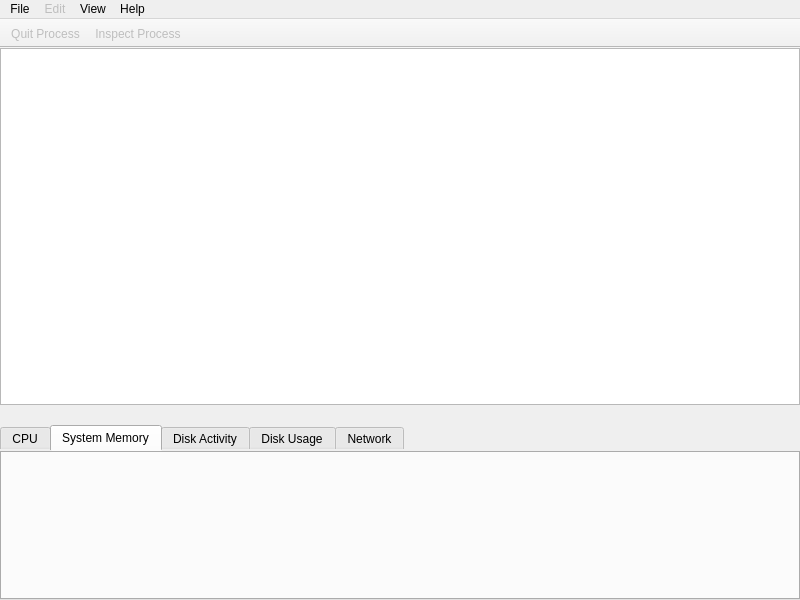
First picture: the form in Under Construction/Activity Monitor.app/Resources/ui/main_window.ui, repository helloSystem/Utilities, before the edit.
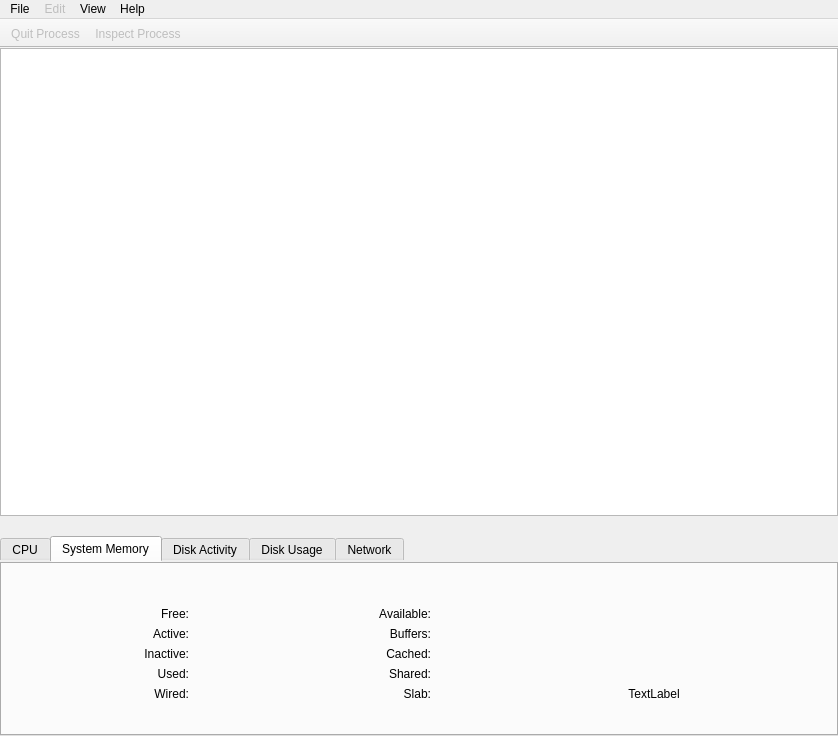
Second picture: the form after the edit. The open tabs and pages were chosen to show the change. Icons and pictures are not drawn. Custom widgets are drawn as their Qt base class.

Commit message: Plug System Memory Tab

Patch:
```diff
--- a/Under Construction/Activity Monitor.app/Resources/ui/main_window.ui
+++ b/Under Construction/Activity Monitor.app/Resources/ui/main_window.ui
@@ -6,8 +6,8 @@
    <rect>
     <x>0</x>
     <y>0</y>
-    <width>800</width>
-    <height>600</height>
+    <width>838</width>
+    <height>736</height>
    </rect>
   </property>
   <property name="windowTitle">
@@ -483,6 +483,375 @@
        <attribute name="title">
         <string>System Memory</string>
        </attribute>
+       <layout class="QVBoxLayout" name="verticalLayout_3">
+        <property name="leftMargin">
+         <number>0</number>
+        </property>
+        <property name="topMargin">
+         <number>25</number>
+        </property>
+        <property name="rightMargin">
+         <number>0</number>
+        </property>
+        <property name="bottomMargin">
+         <number>0</number>
+        </property>
+        <item>
+         <layout class="QVBoxLayout" name="SystemMemoryMainVLayout">
+          <property name="spacing">
+           <number>6</number>
+          </property>
+          <item>
+           <layout class="QGridLayout" name="SystemMemorygridLayout">
+            <item row="4" column="1">
+             <widget class="QLabel" name="label_used">
+              <property name="text">
+               <string>Used:</string>
+              </property>
+              <property name="alignment">
+               <set>Qt::AlignRight|Qt::AlignTrailing|Qt::AlignVCenter</set>
+              </property>
+             </widget>
+            </item>
+            <item row="1" column="5" alignment="Qt::AlignRight|Qt::AlignVCenter">
+             <widget class="QLabel" name="label_available">
+              <property name="text">
+               <string>Available:</string>
+              </property>
+              <property name="alignment">
+               <set>Qt::AlignRight|Qt::AlignTrailing|Qt::AlignVCenter</set>
+              </property>
+             </widget>
+            </item>
+            <item row="3" column="4" alignment="Qt::AlignLeft">
+             <widget class="ColorButton" name="color_picker_inactive_value" native="true"/>
+            </item>
+            <item row="1" column="7">
+             <widget class="QLabel" name="label_available_value">
+              <property name="text">
+               <string/>
+              </property>
+              <property name="alignment">
+               <set>Qt::AlignRight|Qt::AlignTrailing|Qt::AlignVCenter</set>
+              </property>
+             </widget>
+            </item>
+            <item row="1" column="1">
+             <widget class="QLabel" name="label_free">
+              <property name="text">
+               <string>Free:</string>
+              </property>
+              <property name="alignment">
+               <set>Qt::AlignRight|Qt::AlignTrailing|Qt::AlignVCenter</set>
+              </property>
+             </widget>
+            </item>
+            <item row="2" column="3">
+             <widget class="QLabel" name="label_active_value">
+              <property name="text">
+               <string/>
+              </property>
+              <property name="alignment">
+               <set>Qt::AlignRight|Qt::AlignTrailing|Qt::AlignVCenter</set>
+              </property>
+             </widget>
+            </item>
+            <item row="3" column="1">
+             <widget class="QLabel" name="label_inactive">
+              <property name="text">
+               <string>Inactive:</string>
+              </property>
+              <property name="alignment">
+               <set>Qt::AlignRight|Qt::AlignTrailing|Qt::AlignVCenter</set>
+              </property>
+             </widget>
+            </item>
+            <item row="5" column="4" alignment="Qt::AlignLeft">
+             <widget class="ColorButton" name="color_picker_wired_value" native="true"/>
+            </item>
+            <item row="2" column="1">
+             <widget class="QLabel" name="label_active">
+              <property name="text">
+               <string>Active:</string>
+              </property>
+              <property name="alignment">
+               <set>Qt::AlignRight|Qt::AlignTrailing|Qt::AlignVCenter</set>
+              </property>
+             </widget>
+            </item>
+            <item row="0" column="4">
+             <spacer name="horizontalSpacer_2">
+              <property name="orientation">
+               <enum>Qt::Horizontal</enum>
+              </property>
+              <property name="sizeType">
+               <enum>QSizePolicy::MinimumExpanding</enum>
+              </property>
+              <property name="sizeHint" stdset="0">
+               <size>
+                <width>40</width>
+                <height>20</height>
+               </size>
+              </property>
+             </spacer>
+            </item>
+            <item row="3" column="3">
+             <widget class="QLabel" name="label_inactive_value">
+              <property name="text">
+               <string/>
+              </property>
+              <property name="alignment">
+               <set>Qt::AlignRight|Qt::AlignTrailing|Qt::AlignVCenter</set>
+              </property>
+             </widget>
+            </item>
+            <item row="1" column="3">
+             <widget class="QLabel" name="label_free_value">
+              <property name="styleSheet">
+               <string notr="true">QToolTip { color: #ffffff; border: 0px; }</string>
+              </property>
+              <property name="text">
+               <string/>
+              </property>
+              <property name="alignment">
+               <set>Qt::AlignRight|Qt::AlignTrailing|Qt::AlignVCenter</set>
+              </property>
+             </widget>
+            </item>
+            <item row="5" column="3">
+             <widget class="QLabel" name="label_wired_value">
+              <property name="text">
+               <string/>
+              </property>
+              <property name="alignment">
+               <set>Qt::AlignRight|Qt::AlignTrailing|Qt::AlignVCenter</set>
+              </property>
+             </widget>
+            </item>
+            <item row="0" column="0">
+             <spacer name="horizontalSpacer_8">
+              <property name="orientation">
+               <enum>Qt::Horizontal</enum>
+              </property>
+              <property name="sizeHint" stdset="0">
+               <size>
+                <width>40</width>
+                <height>20</height>
+               </size>
+              </property>
+             </spacer>
+            </item>
+            <item row="5" column="1">
+             <widget class="QLabel" name="label_wired">
+              <property name="text">
+               <string>Wired:</string>
+              </property>
+              <property name="alignment">
+               <set>Qt::AlignRight|Qt::AlignTrailing|Qt::AlignVCenter</set>
+              </property>
+             </widget>
+            </item>
+            <item row="2" column="7">
+             <widget class="QLabel" name="label_buffers_value">
+              <property name="text">
+               <string/>
+              </property>
+              <property name="alignment">
+               <set>Qt::AlignRight|Qt::AlignTrailing|Qt::AlignVCenter</set>
+              </property>
+             </widget>
+            </item>
+            <item row="0" column="2">
+             <spacer name="horizontalSpacer_9">
+              <property name="orientation">
+               <enum>Qt::Horizontal</enum>
+              </property>
+              <property name="sizeType">
+               <enum>QSizePolicy::Preferred</enum>
+              </property>
+              <property name="sizeHint" stdset="0">
+               <size>
+                <width>20</width>
+                <height>20</height>
+               </size>
+              </property>
+             </spacer>
+            </item>
+            <item row="1" column="4" alignment="Qt::AlignLeft">
+             <widget class="ColorButton" name="color_picker_free_value" native="true"/>
+            </item>
+            <item row="2" column="5" alignment="Qt::AlignRight|Qt::AlignVCenter">
+             <widget class="QLabel" name="label_buffers">
+              <property name="text">
+               <string>Buffers:</string>
+              </property>
+              <property name="alignment">
+               <set>Qt::AlignRight|Qt::AlignTrailing|Qt::AlignVCenter</set>
+              </property>
+             </widget>
+            </item>
+            <item row="0" column="8">
+             <spacer name="horizontalSpacer_10">
+              <property name="orientation">
+               <enum>Qt::Horizontal</enum>
+              </property>
+              <property name="sizeType">
+               <enum>QSizePolicy::MinimumExpanding</enum>
+              </property>
+              <property name="sizeHint" stdset="0">
+               <size>
+                <width>40</width>
+                <height>20</height>
+               </size>
+              </property>
+             </spacer>
+            </item>
+            <item row="4" column="3">
+             <widget class="QLabel" name="label_used_value">
+              <property name="text">
+               <string/>
+              </property>
+              <property name="alignment">
+               <set>Qt::AlignRight|Qt::AlignTrailing|Qt::AlignVCenter</set>
+              </property>
+             </widget>
+            </item>
+            <item row="0" column="10">
+             <spacer name="horizontalSpacer_11">
+              <property name="orientation">
+               <enum>Qt::Horizontal</enum>
+              </property>
+              <property name="sizeHint" stdset="0">
+               <size>
+                <width>40</width>
+                <height>20</height>
+               </size>
+              </property>
+             </spacer>
+            </item>
+            <item row="2" column="4" alignment="Qt::AlignLeft">
+             <widget class="ColorButton" name="color_picker_active_value" native="true"/>
+            </item>
+            <item row="0" column="6">
+             <spacer name="horizontalSpacer_12">
+              <property name="orientation">
+               <enum>Qt::Horizontal</enum>
+              </property>
+              <property name="sizeType">
+               <enum>QSizePolicy::Preferred</enum>
+              </property>
+              <property name="sizeHint" stdset="0">
+               <size>
+                <width>20</width>
+                <height>20</height>
+               </size>
+              </property>
+             </spacer>
+            </item>
+            <item row="3" column="5">
+             <widget class="QLabel" name="label_cached">
+              <property name="text">
+               <string>Cached:</string>
+              </property>
+              <property name="alignment">
+               <set>Qt::AlignRight|Qt::AlignTrailing|Qt::AlignVCenter</set>
+              </property>
+             </widget>
+            </item>
+            <item row="4" column="5">
+             <widget class="QLabel" name="label_shared">
+              <property name="text">
+               <string>Shared:</string>
+              </property>
+              <property name="alignment">
+               <set>Qt::AlignRight|Qt::AlignTrailing|Qt::AlignVCenter</set>
+              </property>
+             </widget>
+            </item>
+            <item row="5" column="5">
+             <widget class="QLabel" name="label_slab">
+              <property name="text">
+               <string>Slab:</string>
+              </property>
+              <property name="alignment">
+               <set>Qt::AlignRight|Qt::AlignTrailing|Qt::AlignVCenter</set>
+              </property>
+             </widget>
+            </item>
+            <item row="3" column="7">
+             <widget class="QLabel" name="label_cached_value">
+              <property name="text">
+               <string/>
+              </property>
+              <property name="alignment">
+               <set>Qt::AlignRight|Qt::AlignTrailing|Qt::AlignVCenter</set>
+              </property>
+             </widget>
+            </item>
+            <item row="5" column="7">
+             <widget class="QLabel" name="label_slab_value">
+              <property name="text">
+               <string/>
+              </property>
+              <property name="alignment">
+               <set>Qt::AlignRight|Qt::AlignTrailing|Qt::AlignVCenter</set>
+              </property>
+             </widget>
+            </item>
+            <item row="4" column="7">
+             <widget class="QLabel" name="label_shared_value">
+              <property name="text">
+               <string/>
+              </property>
+              <property name="alignment">
+               <set>Qt::AlignRight|Qt::AlignTrailing|Qt::AlignVCenter</set>
+              </property>
+             </widget>
+            </item>
+            <item row="5" column="9" alignment="Qt::AlignHCenter">
+             <widget class="QLabel" name="system_memory_total_value">
+              <property name="text">
+               <string>TextLabel</string>
+              </property>
+              <property name="alignment">
+               <set>Qt::AlignCenter</set>
+              </property>
+             </widget>
+            </item>
+            <item row="1" column="9" rowspan="4">
+             <widget class="ChartPie" name="system_memory_chart_pie" native="true">
+              <property name="sizePolicy">
+               <sizepolicy hsizetype="MinimumExpanding" vsizetype="MinimumExpanding">
+                <horstretch>0</horstretch>
+                <verstretch>0</verstretch>
+               </sizepolicy>
+              </property>
+              <property name="maximumSize">
+               <size>
+                <width>80</width>
+                <height>80</height>
+               </size>
+              </property>
+             </widget>
+            </item>
+           </layout>
+          </item>
+          <item>
+           <spacer name="tab_system_memory_spacer">
+            <property name="orientation">
+             <enum>Qt::Vertical</enum>
+            </property>
+            <property name="sizeHint" stdset="0">
+             <size>
+              <width>20</width>
+              <height>40</height>
+             </size>
+            </property>
+           </spacer>
+          </item>
+         </layout>
+        </item>
+       </layout>
       </widget>
       <widget class="QWidget" name="tab_disk_activity">
        <attribute name="title">
@@ -508,7 +877,7 @@
     <rect>
      <x>0</x>
      <y>0</y>
-     <width>800</width>
+     <width>838</width>
      <height>24</height>
     </rect>
    </property>
@@ -944,6 +1313,12 @@
    <header>.widget_cpugraphbar</header>
    <container>1</container>
   </customwidget>
+  <customwidget>
+   <class>ChartPie</class>
+   <extends>QWidget</extends>
+   <header>.widget_chartpie</header>
+   <container>1</container>
+  </customwidget>
  </customwidgets>
  <resources>
   <include location="../qressources.qrc"/>
```
Left out of the diff: 4 changed lines with no effect on the pictures. The commit also changes 5 other files.
